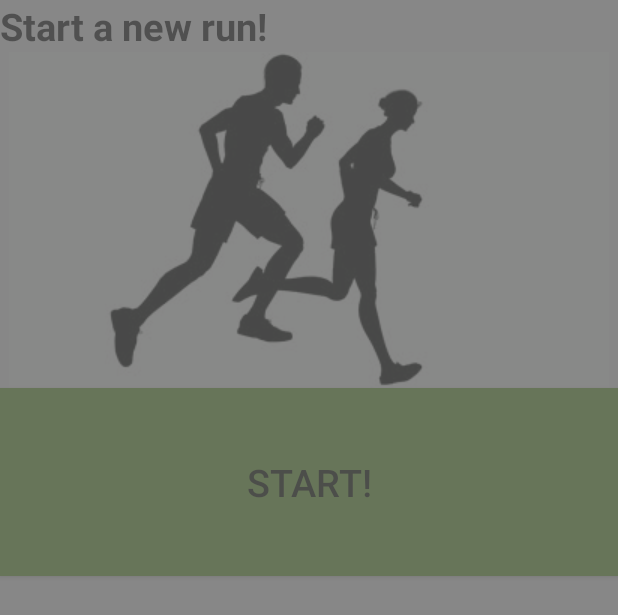
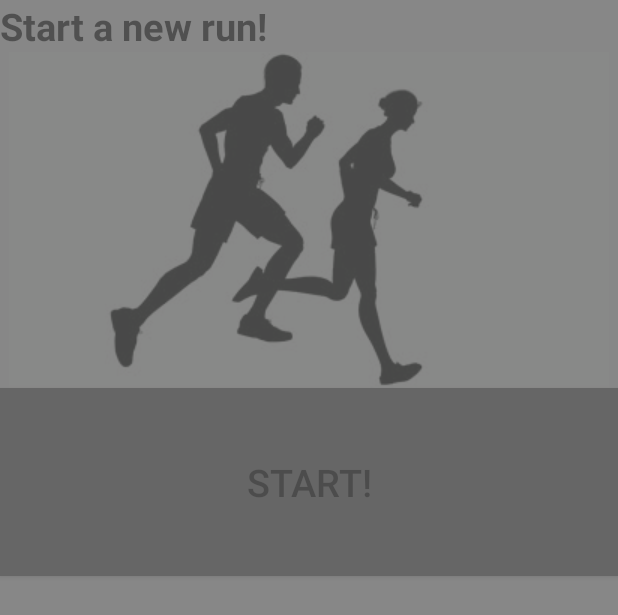
Before and after one commit to AngelMDev/sturdy-dollop, an Android app: the layout content_main.xml on its own in the app's theme, with its tools: preview values and no code run, on a phone screen of 412 x 824 dp. Shown: the top 615 px of the screen. Run offline under Robolectric (Android 15) with nearby library versions, the phone set to English and light mode, and no system bars.

```diff
--- a/app/src/main/res/layout/content_main.xml
+++ b/app/src/main/res/layout/content_main.xml
@@ -62,7 +62,7 @@
                 android:text="@string/begin_button"
                 android:id="@+id/beginButton"
                 android:layout_gravity="center_horizontal"
-                android:background="@color/materialGreen"
+                android:background="@color/materialGray"
                 android:textSize="25sp"
                 android:onClick="goRight"/>
 
@@ -88,6 +88,15 @@
                 android:textSize="75sp"
                 android:layout_gravity="center_horizontal"
                 />
+
+            <TextView
+                android:layout_width="wrap_content"
+                android:layout_height="wrap_content"
+                android:textAppearance="?android:attr/textAppearanceLarge"
+                android:text="accuracy"
+                android:textSize="15sp"
+                android:id="@+id/displayAccuracyTV" />
+
 
             <TextView
                 android:layout_width="wrap_content"
--- a/app/src/main/res/values/colors.xml
+++ b/app/src/main/res/values/colors.xml
@@ -6,4 +6,5 @@
     <color name="materialRed">#d50000</color>
     <color name="materialGreen">#7cb342</color>
     <color name="materialYellow">#fbc02d</color>
+    <color name="materialGray">#757575</color>
 </resources>
```
Also changed, not shown: app/src/main/java/com/simpleapps/amg/myrunningapp/MainActivity.java (+13 -6 lines).
